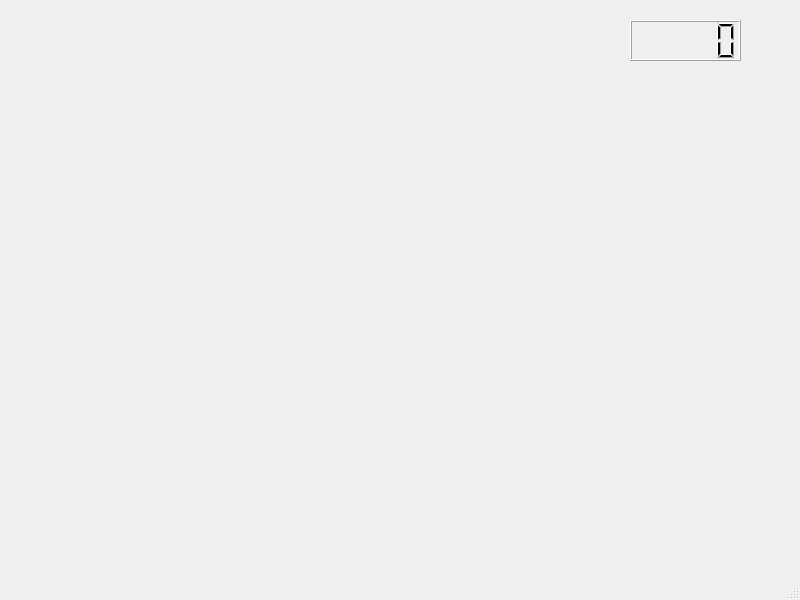
The window that designerTest.ui (SteveYoungYc/USB-6001) describes before a commit, drawn with Qt 5.
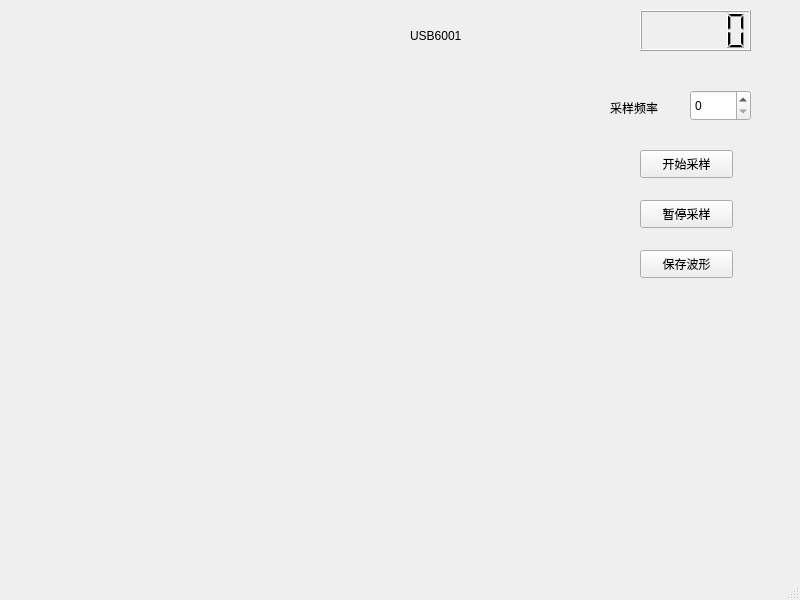
The same window after the commit.

```diff
--- a/designerTest.ui
+++ b/designerTest.ui
@@ -17,8 +17,8 @@
    <widget class="QLCDNumber" name="lcdNumber">
     <property name="geometry">
      <rect>
-      <x>630</x>
-      <y>20</y>
+      <x>640</x>
+      <y>10</y>
       <width>111</width>
       <height>41</height>
      </rect>
@@ -27,14 +27,89 @@
    <widget class="QWidget" name="verticalLayoutWidget">
     <property name="geometry">
      <rect>
-      <x>140</x>
-      <y>110</y>
+      <x>40</x>
+      <y>80</y>
       <width>531</width>
-      <height>331</height>
+      <height>421</height>
      </rect>
     </property>
     <layout class="QVBoxLayout" name="graph_layout"/>
    </widget>
+   <widget class="QSpinBox" name="spinBox">
+    <property name="geometry">
+     <rect>
+      <x>690</x>
+      <y>90</y>
+      <width>61</width>
+      <height>31</height>
+     </rect>
+    </property>
+   </widget>
+   <widget class="QLabel" name="label">
+    <property name="geometry">
+     <rect>
+      <x>610</x>
+      <y>100</y>
+      <width>72</width>
+      <height>15</height>
+     </rect>
+    </property>
+    <property name="text">
+     <string>采样频率</string>
+    </property>
+   </widget>
+   <widget class="QLabel" name="label_2">
+    <property name="geometry">
+     <rect>
+      <x>410</x>
+      <y>20</y>
+      <width>61</width>
+      <height>31</height>
+     </rect>
+    </property>
+    <property name="text">
+     <string>USB6001</string>
+    </property>
+   </widget>
+   <widget class="QPushButton" name="pushButton">
+    <property name="geometry">
+     <rect>
+      <x>640</x>
+      <y>250</y>
+      <width>93</width>
+      <height>28</height>
+     </rect>
+    </property>
+    <property name="text">
+     <string>保存波形</string>
+    </property>
+   </widget>
+   <widget class="QPushButton" name="pushButton_2">
+    <property name="geometry">
+     <rect>
+      <x>640</x>
+      <y>150</y>
+      <width>93</width>
+      <height>28</height>
+     </rect>
+    </property>
+    <property name="text">
+     <string>开始采样</string>
+    </property>
+   </widget>
+   <widget class="QPushButton" name="pushButton_3">
+    <property name="geometry">
+     <rect>
+      <x>640</x>
+      <y>200</y>
+      <width>93</width>
+      <height>28</height>
+     </rect>
+    </property>
+    <property name="text">
+     <string>暂停采样</string>
+    </property>
+   </widget>
   </widget>
   <widget class="QMenuBar" name="menubar">
    <property name="geometry">
```
